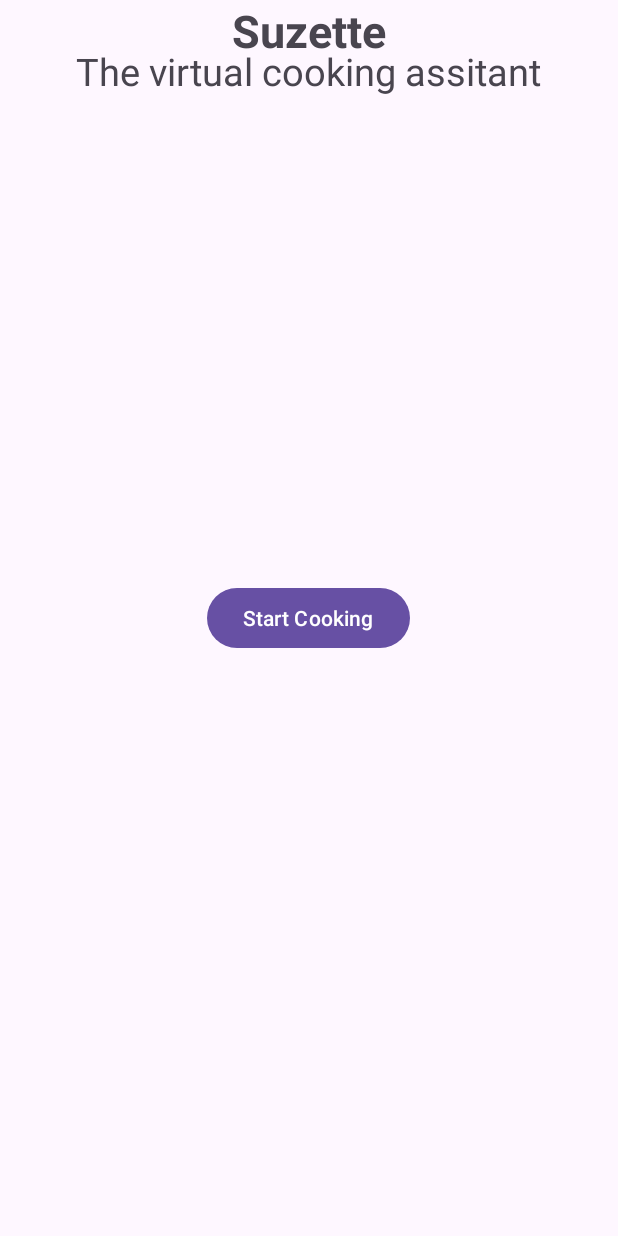
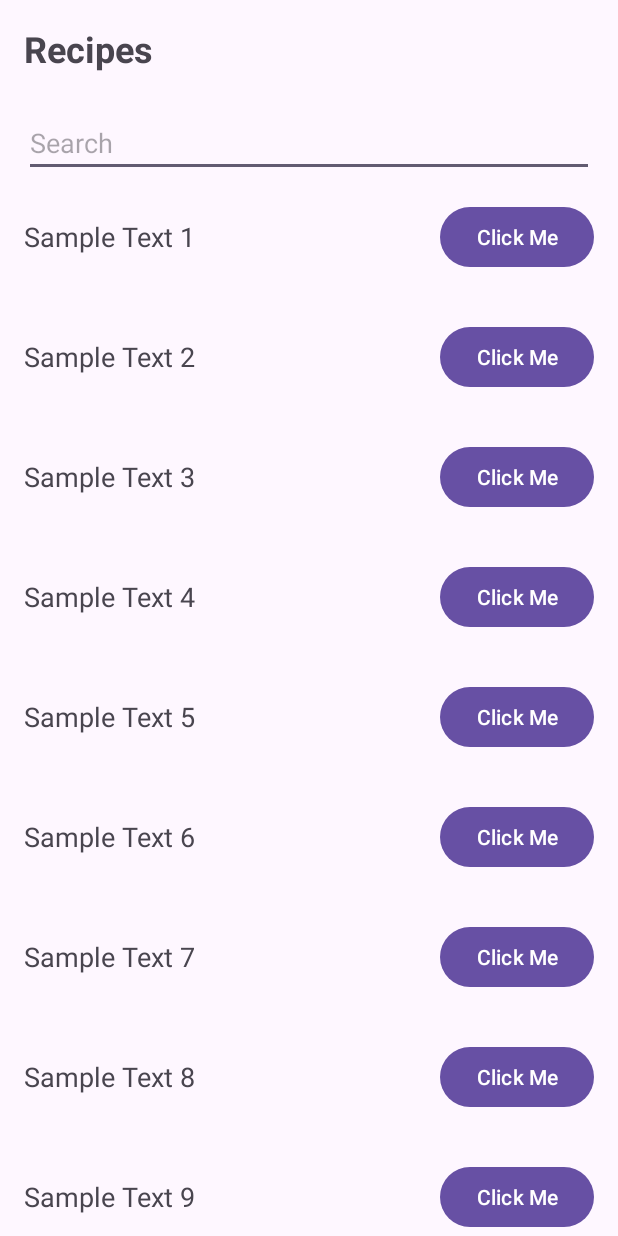
Before and after one commit to gabrielruggie/ece454-suzette-app, an Android app: the screen it shows after launch (MainActivity), on a phone screen of 412 x 824 dp. Run offline under Robolectric (Android 15) with nearby library versions, the phone set to English and light mode, and no system bars.

Commit message:
Added recipeActivity Functionality into MainActivity

```diff
--- a/app/src/main/AndroidManifest.xml
+++ b/app/src/main/AndroidManifest.xml
@@ -22,10 +22,6 @@
             </intent-filter>
         </activity>
         <activity
-            android:name="RecipeActivity"
-            android:label="@string/title_activity_recipe_activity" >
-        </activity>
-        <activity
             android:name="CookingActivity"
             android:label="@string/title_activity_cooking_activity" >
         </activity>
--- /dev/null
+++ b/app/src/main/java/com/example/suzette/ItemFragment.java
@@ -0,0 +1,63 @@
+package com.example.suzette;
+
+import android.content.Intent;
+import android.os.Bundle;
+import android.view.LayoutInflater;
+import android.view.View;
+import android.view.ViewGroup;
+import android.widget.Button;
+import android.widget.TextView;
+import androidx.fragment.app.Fragment;
+
+public class ItemFragment extends Fragment {
+
+    private static final String ARG_TEXT = "arg_text";
+
+    private String text;
+
+    // Factory method to create a new instance of the fragment with a given text
+    public static ItemFragment newInstance(String text) {
+        ItemFragment fragment = new ItemFragment();
+        Bundle args = new Bundle();
+        args.putString(ARG_TEXT, text);
+        fragment.setArguments(args);
+        return fragment;
+    }
+
+    @Override
+    public View onCreateView(LayoutInflater inflater, ViewGroup container,
+                             Bundle savedInstanceState) {
+        // Inflate the layout for this fragment
+        return inflater.inflate(R.layout.fragment_item, container, false);
+    }
+
+    @Override
+    public void onViewCreated(View view, Bundle savedInstanceState) {
+        super.onViewCreated(view, savedInstanceState);
+
+        // Retrieve the text from arguments
+        if (getArguments() != null) {
+            text = getArguments().getString(ARG_TEXT);
+        }
+
+        // Access the views defined in fragment_item.xml
+        // and set text or click listener as necessary
+        TextView textView = view.findViewById(R.id.textView);
+        Button button = view.findViewById(R.id.button);
+
+        textView.setText(text);
+        button.setOnClickListener(new View.OnClickListener() {
+            @Override
+            public void onClick(View v) {
+                // Handle button click here
+                //openChat();
+            }
+        });
+    }
+
+    private void openChat() {
+        // Open another activity here
+        Intent intent = new Intent(getActivity(), CookingActivity.class);
+        startActivity(intent);
+    }
+}
--- a/app/src/main/java/com/example/suzette/MainActivity.java
+++ b/app/src/main/java/com/example/suzette/MainActivity.java
@@ -1,14 +1,40 @@
 package com.example.suzette;
 
+// RecipeActivity.java
+import android.os.Bundle;
 import androidx.appcompat.app.AppCompatActivity;
-
-import android.os.Bundle;
+import androidx.fragment.app.FragmentManager;
+import androidx.fragment.app.FragmentTransaction;
 
 public class MainActivity extends AppCompatActivity {
+
+    // Array of sample texts
+    private String[] sampleTexts = {
+            "Sample Text 1",
+            "Sample Text 2",
+            "Sample Text 3",
+            "Sample Text 4",
+            "Sample Text 5",
+            "Sample Text 6",
+            "Sample Text 7",
+            "Sample Text 8",
+            "Sample Text 9",
+            "Sample Text 10"
+    };
 
     @Override
     protected void onCreate(Bundle savedInstanceState) {
         super.onCreate(savedInstanceState);
-        setContentView(R.layout.activity_main);
+        setContentView(R.layout.activity_recipe_activity);
+
+        FragmentManager fragmentManager = getSupportFragmentManager();
+        FragmentTransaction fragmentTransaction = fragmentManager.beginTransaction();
+
+        for (String text : sampleTexts) {
+            ItemFragment fragment = ItemFragment.newInstance(text);
+            fragmentTransaction.add(R.id.container, fragment);
+        }
+
+        fragmentTransaction.commit();
     }
 }
--- a/app/src/main/java/com/example/suzette/RecipeActivity.java
+++ /dev/null
@@ -1,4 +0,0 @@
-package com.example.suzette;
-
-public class RecipeActivity {
-}
--- a/app/src/main/java/com/example/suzette/sqlrepository/JDBCConnection.java
+++ b/app/src/main/java/com/example/suzette/sqlrepository/JDBCConnection.java
@@ -19,7 +19,7 @@ public class JDBCConnection {
         this.url = String.format(this.url, this.host, this.port, this.database);
     }
 
-    @Override
+    //@Override
     public void connect() {
         try {
             Class.forName("org.postgresql.Driver");
@@ -33,7 +33,7 @@ public class JDBCConnection {
         }
     }
 
-    @Override
+    //@Override
     public void disconnect() {
         try {
             if (connection != null && !connection.isClosed()) {
--- a/app/src/main/res/layout/activity_recipe_activity.xml
+++ b/app/src/main/res/layout/activity_recipe_activity.xml
@@ -1,51 +1,47 @@
-<LinearLayout
-    xmlns:android="http://schemas.android.com/apk/res/android"
-    xmlns:app="http://schemas.android.com/apk/res-auto"
+<!-- activity_main.xml -->
+<RelativeLayout xmlns:android="http://schemas.android.com/apk/res/android"
     xmlns:tools="http://schemas.android.com/tools"
     android:layout_width="match_parent"
     android:layout_height="match_parent"
-    android:orientation="vertical"
-    android:background="#FFFFFF"
-    tools:context="MainActivity">
+    tools:context=".MainActivity">
 
+    <!-- Title -->
     <TextView
-        android:id="@+id/textTitle"
+        android:id="@+id/titleTextView"
         android:layout_width="match_parent"
         android:layout_height="wrap_content"
-        android:text="Recipe List"
+        android:layout_margin="16dp"
+        android:text="Recipes"
         android:textSize="24sp"
-        android:textStyle="bold"
-        android:gravity="center"
-        android:padding="16dp"/>
+        android:textStyle="bold"/>
 
     <!-- Search Bar -->
     <EditText
-        android:id="@+id/searchBar"
+        android:id="@+id/searchEditText"
         android:layout_width="match_parent"
         android:layout_height="wrap_content"
-        android:hint="Search Recipes"
-        android:inputType="text"
-        android:minHeight="60dp" />
+        android:layout_below="@id/titleTextView"
+        android:layout_marginStart="16dp"
+        android:layout_marginEnd="16dp"
+        android:layout_marginTop="8dp"
+        android:hint="Search"
+        android:inputType="text"/>
 
-    <!-- ScrollView for Recipes -->
+    <!-- Scrollable Container -->
     <ScrollView
         android:layout_width="match_parent"
-        android:layout_height="0dp"
-        android:layout_weight="1">
+        android:layout_height="match_parent"
+        android:layout_below="@id/searchEditText">
 
         <LinearLayout
+            android:id="@+id/container"
             android:layout_width="match_parent"
             android:layout_height="wrap_content"
             android:orientation="vertical">
 
-            <!-- RecyclerView for Recipes -->
-            <androidx.recyclerview.widget.RecyclerView
-                android:id="@+id/recyclerView"
-                android:layout_width="match_parent"
-                android:layout_height="wrap_content"
-                android:nestedScrollingEnabled="true"
-                android:overScrollMode="never" />
+            <!-- Fragments will be added dynamically here -->
+
         </LinearLayout>
     </ScrollView>
 
-</LinearLayout>
+</RelativeLayout>
--- /dev/null
+++ b/app/src/main/res/layout/fragment_item.xml
@@ -0,0 +1,23 @@
+<!-- fragment_item.xml -->
+<LinearLayout xmlns:android="http://schemas.android.com/apk/res/android"
+    android:layout_width="match_parent"
+    android:layout_height="wrap_content"
+    android:orientation="horizontal"
+    android:padding="16dp"
+    android:gravity="center_vertical">
+
+    <TextView
+        android:id="@+id/textView"
+        android:layout_width="0dp"
+        android:layout_height="wrap_content"
+        android:layout_weight="1"
+        android:textSize="18sp"
+        android:text="Sample Text" />
+
+    <Button
+        android:id="@+id/button"
+        android:layout_width="wrap_content"
+        android:layout_height="wrap_content"
+        android:text="Click Me" />
+
+</LinearLayout>
--- a/app/src/main/res/values/colors.xml
+++ b/app/src/main/res/values/colors.xml
@@ -2,4 +2,6 @@
 <resources>
     <color name="black">#FF000000</color>
     <color name="white">#FFFFFFFF</color>
+    <color name="rose">#F92A82</color>
+    <color name="turquoise">#40E0D0</color>
 </resources>
--- a/app/src/main/res/values/strings.xml
+++ b/app/src/main/res/values/strings.xml
@@ -1,3 +1,5 @@
 <resources>
     <string name="app_name">suzette</string>
+    <string name="title_activity_recipe_activity">RecipeActivity</string>
+    <string name="title_activity_cooking_activity">CookingActivity</string>
 </resources>
```
Also changed, not shown: 1 other file.
